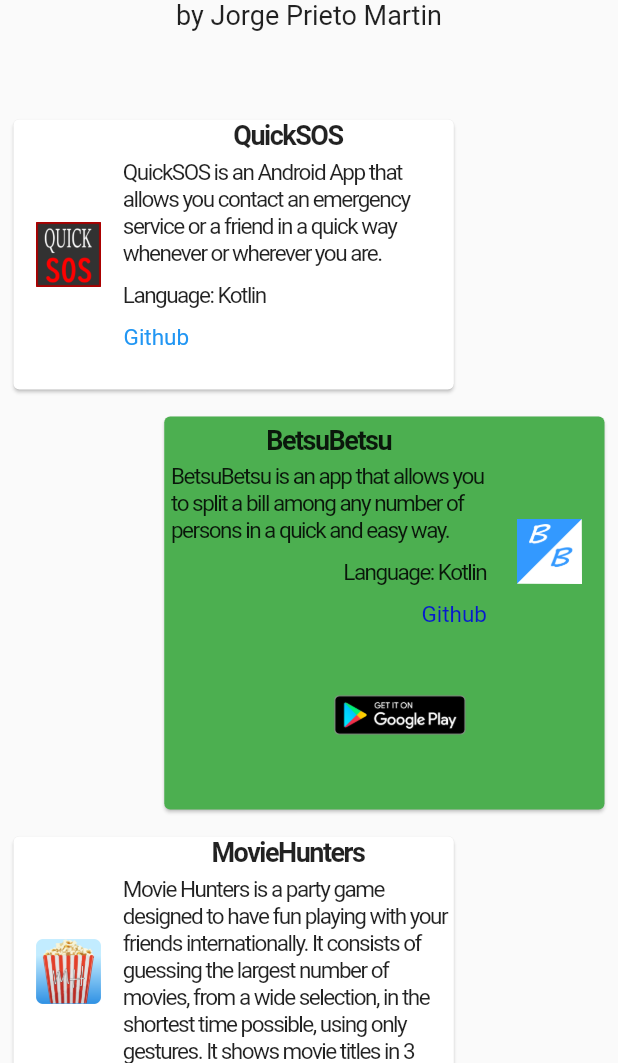
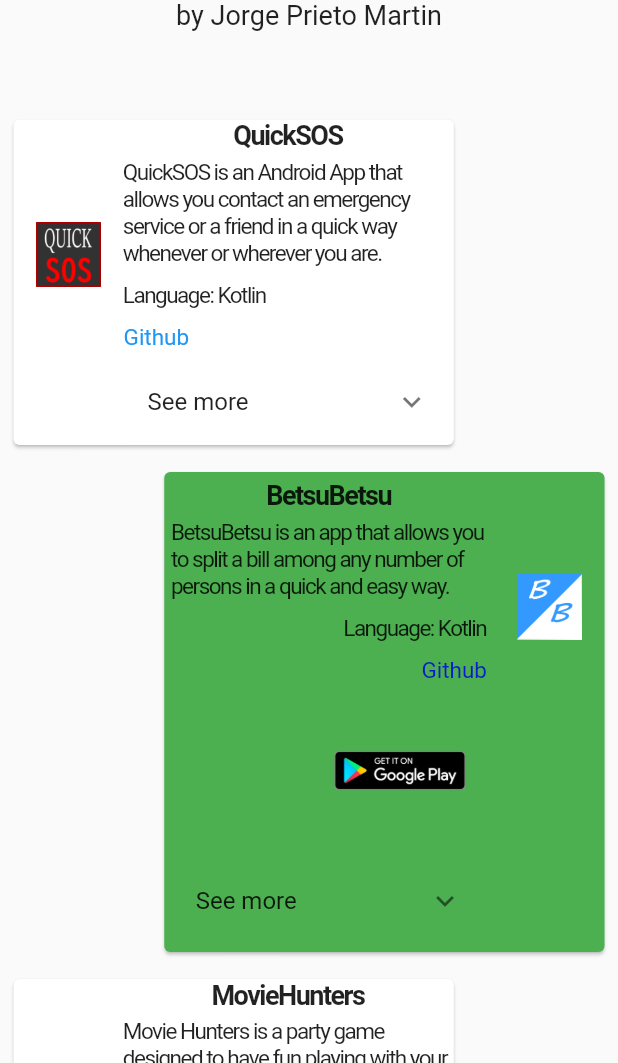
Before and after one commit to jorgeprieto1988/portfolio, a Flutter app: the screen it shows after launch, on a phone screen of 412 x 824 dp, the part 173-1236 px from its top. Run offline on Flutter 3.47's test engine with Material 2 defaults, Android fonts, the phone set to English and light mode, and no system bars.

Commit message:
update with see more funcionality

```diff
--- a/lib/model/app.dart
+++ b/lib/model/app.dart
@@ -10,6 +10,10 @@ class App {
   final String librariesservices;
   final String github;
   final String playstore;
+  final String screenshot1;
+  final String screenshot2;
+  final String screenshot3;
+  final String largeDescription;
 
   App(
       {required this.name,
@@ -20,5 +24,9 @@ class App {
       required this.arquitecture,
       required this.librariesservices,
       required this.github,
-      required this.playstore});
+      required this.playstore,
+      required this.screenshot1,
+      required this.screenshot2,
+      required this.screenshot3,
+      required this.largeDescription});
 }
--- a/lib/model/backend.dart
+++ b/lib/model/backend.dart
@@ -24,7 +24,17 @@ class Backend {
         librariesservices:
             'Room, Coroutines, Firebase, Picasso, Mockito, Espresso, Maps',
         github: 'https://github.com/jorgeprieto1988/QuickSoS2',
-        playstore: ''),
+        playstore: '',
+        screenshot1: 'images/quicksos1.png',
+        screenshot2: 'images/quicksos2.png',
+        screenshot3: 'images/quicksos3.png',
+        largeDescription:
+            '''QuickSOS is my end of master project. This app aims to help people to contact emergency services or friends in a quick way in case of emergency.
+        \n With an easy to understand interface, this app implements google maps API to collect your position and show it in a map, where other people can check to locate and help you.
+        \n It uses MVP architecture to help creating unit tests.
+        \n It implements firebase services to allow user creation, user identification, alarm consultation and creation, and user interaction among others features
+        \n It uses coroutines to show changes in real life like alarm alerts and user friend updates
+        \n Some libraries that uses are Room, Coroutines, Firebase, Picasso, Mockito, Espresso and Maps'''),
     App(
         name: 'BetsuBetsu',
         description:
@@ -36,7 +46,15 @@ class Backend {
         librariesservices: '',
         github: 'https://github.com/jorgeprieto1988/BetsuBetsu',
         playstore:
-            'https://play.google.com/store/apps/details?id=prieto.jorge.betsubetsu'),
+            'https://play.google.com/store/apps/details?id=prieto.jorge.betsubetsu',
+        screenshot1: 'images/betsubetsu1.png',
+        screenshot2: 'images/betsubetsu2.png',
+        screenshot3: 'images/betsubetsu3.png',
+        largeDescription:
+            '''BetsuBetsu is a project that come to my mind after living in Japan when going to a restaurant and you want to pay separately and then it gets complicated when you have to add the prices with taxes to every separate item.
+        \n It was meant to be a one screen app but the need to add diferent users and items to the bill made me realize addin a result screen would make it easier to the user experience.
+        \n This was made in Kotlin and uses two concatenated recyclerview lists (users and items) with a horizontal scrolling for users to facilitate the use of the app
+        \n It shows and ad from Admob in the result screen to help me understand Admob and how the revenue in android apps works'''),
     App(
         name: 'MovieHunters',
         description:
@@ -48,7 +66,11 @@ class Backend {
         librariesservices: '',
         github: 'https://github.com/jorgeprieto1988/MovieHunters',
         playstore:
-            'https://play.google.com/store/apps/details?id=jorjoxo.app.moviehunters'),
+            'https://play.google.com/store/apps/details?id=jorjoxo.app.moviehunters',
+        screenshot1: '',
+        screenshot2: '',
+        screenshot3: '',
+        largeDescription: ''),
     App(
         name: 'TrueOrFalse',
         description:
@@ -59,7 +81,11 @@ class Backend {
         arquitecture: '',
         librariesservices: '',
         github: 'https://github.com/jorgeprieto1988/quizz',
-        playstore: ''),
+        playstore: '',
+        screenshot1: '',
+        screenshot2: '',
+        screenshot3: '',
+        largeDescription: ''),
     App(
         name: 'TwitchAPI',
         description:
@@ -70,7 +96,11 @@ class Backend {
         arquitecture: '',
         librariesservices: '',
         github: 'https://github.com/jorgeprieto1988/twitchAPI',
-        playstore: ''),
+        playstore: '',
+        screenshot1: '',
+        screenshot2: '',
+        screenshot3: '',
+        largeDescription: ''),
     App(
         name: 'Multipurpose-Project',
         description:
@@ -81,7 +111,11 @@ class Backend {
         arquitecture: '',
         librariesservices: '',
         github: 'https://github.com/jorgeprieto1988/Multipurpose-Project',
-        playstore: ''),
+        playstore: '',
+        screenshot1: '',
+        screenshot2: '',
+        screenshot3: '',
+        largeDescription: ''),
   ];
 
   ///
--- a/lib/widget/appwidget.dart
+++ b/lib/widget/appwidget.dart
@@ -6,6 +6,7 @@ import 'package:flutter/gestures.dart';
 class AppWidget extends StatelessWidget {
   final App app;
   final int index;
+  final double crop = 4.0;
 
   AppWidget({Key? key, required this.app, required this.index})
       : super(key: key);
@@ -36,7 +37,7 @@ class AppWidget extends StatelessWidget {
                         child: Container(
                             margin: const EdgeInsets.all(15),
                             child: ClipRRect(
-                                borderRadius: BorderRadius.circular(8.0),
+                                borderRadius: BorderRadius.circular(crop),
                                 child: Image(
                                     width: 150,
                                     height: 150,
@@ -96,6 +97,7 @@ class AppWidget extends StatelessWidget {
                                           }),
                                   ]))),
                               playStore(),
+                              seeMore(),
                             ]))
                   ])))),
           Expanded(flex: 1, child: Container())
@@ -182,6 +184,7 @@ class AppWidget extends StatelessWidget {
                                                           }),
                                               ]))),
                                           playStoreRight(),
+                                          seeMore(),
                                         ]))),
                             Expanded(
                                 flex: 1,
@@ -189,13 +192,47 @@ class AppWidget extends StatelessWidget {
                                     margin: const EdgeInsets.all(15),
                                     child: ClipRRect(
                                         borderRadius:
-                                            BorderRadius.circular(8.0),
+                                            BorderRadius.circular(crop),
                                         child: Image(
                                             width: 150,
                                             height: 150,
                                             image: AssetImage(app.image)))))
                           ])))),
         ]));
+  }
+
+  Widget seeMore() {
+    final double imageWidth = 150;
+    final double imageHeight = 300;
+    return ExpansionTile(
+      title: Text('See more'),
+      children: <Widget>[
+        SizedBox(height: 10),
+        Row(crossAxisAlignment: CrossAxisAlignment.start, children: <Widget>[
+          Expanded(
+              flex: 1,
+              child: Image(
+                  width: imageWidth,
+                  height: imageHeight,
+                  image: AssetImage(app.screenshot1))),
+          Expanded(
+              flex: 1,
+              child: Image(
+                  width: imageWidth,
+                  height: imageHeight,
+                  image: AssetImage(app.screenshot2))),
+          Expanded(
+              flex: 1,
+              child: Image(
+                  width: imageWidth,
+                  height: imageHeight,
+                  image: AssetImage(app.screenshot3)))
+        ]),
+        SizedBox(height: 10),
+        Text(app.largeDescription),
+        SizedBox(height: 10),
+      ],
+    );
   }
 
   Widget playStore() {
--- a/lib/widget/listwidget.dart
+++ b/lib/widget/listwidget.dart
@@ -9,6 +9,7 @@ class ListWidget extends StatelessWidget {
   Widget build(BuildContext context) {
     return ListView(
       scrollDirection: Axis.vertical,
+      physics: ScrollPhysics(),
       shrinkWrap: true,
       children: Backend()
           .getApps()
```
Also changed, not shown: images/betsubetsu1.png (added), images/betsubetsu2.png (added), images/betsubetsu3.png (added), images/quicksos1.png (added), images/quicksos2.png (added), images/quicksos3.png (added).
